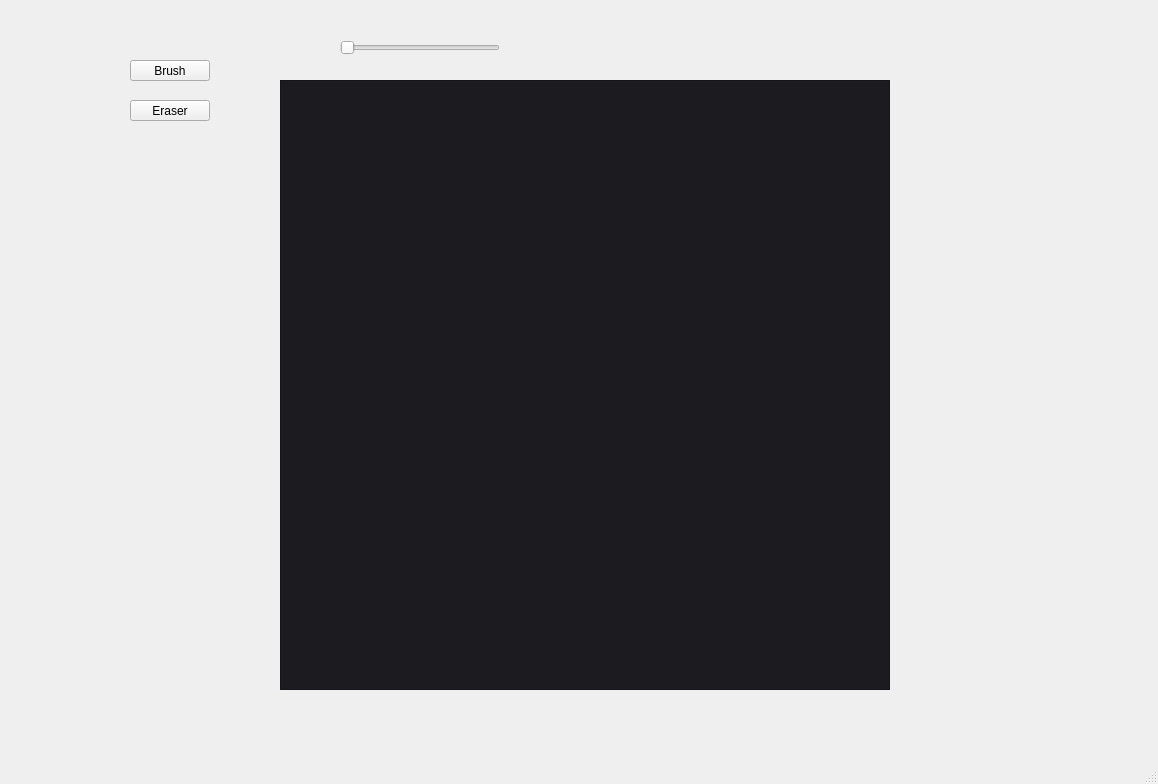
The window that mainwindow.ui (Projekty-Studyjne/Pixel-Painter) describes before a commit, drawn with Qt 5.
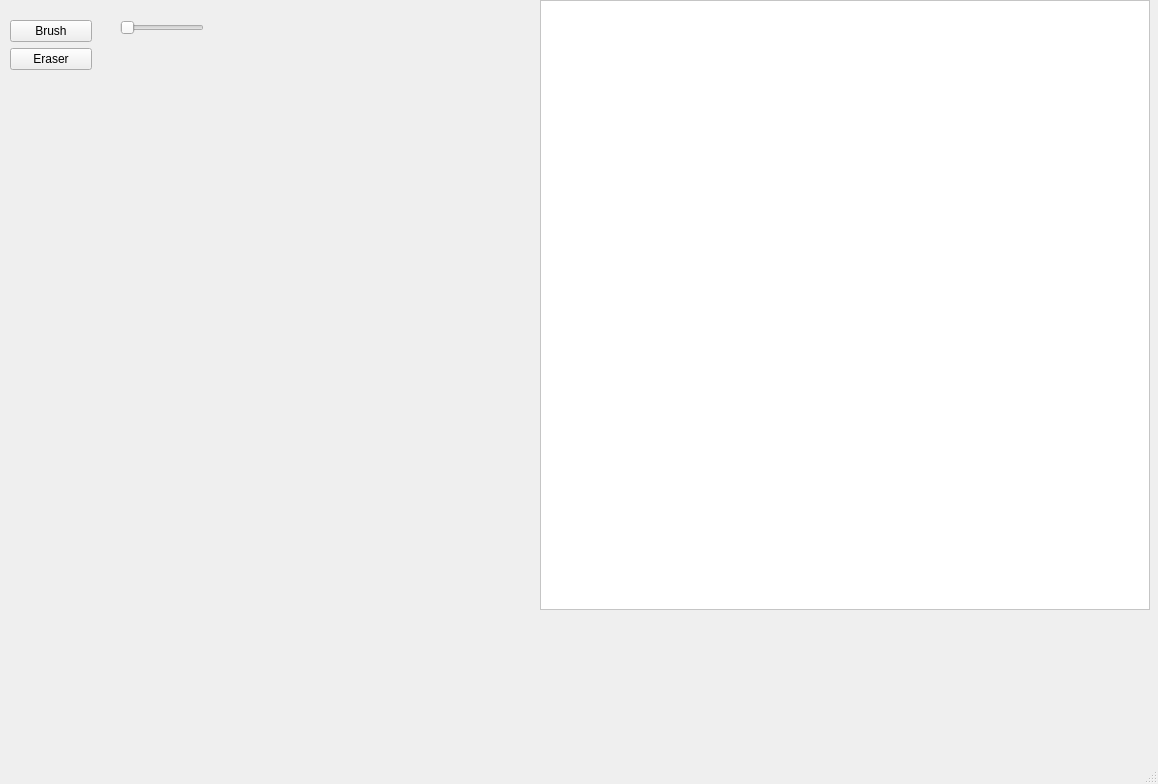
The same window after the commit.

The edit to the form file:
```diff
--- a/mainwindow.ui
+++ b/mainwindow.ui
@@ -14,24 +14,14 @@
    <string>MainWindow</string>
   </property>
   <widget class="QWidget" name="centralwidget">
-   <widget class="QPushButton" name="btnBrush">
-    <property name="geometry">
-     <rect>
-      <x>130</x>
-      <y>60</y>
-      <width>80</width>
-      <height>21</height>
-     </rect>
-    </property>
-    <property name="text">
-     <string>Brush</string>
-    </property>
-   </widget>
    <widget class="QGraphicsView" name="GraphicBoard">
+    <property name="enabled">
+     <bool>true</bool>
+    </property>
     <property name="geometry">
      <rect>
-      <x>280</x>
-      <y>80</y>
+      <x>540</x>
+      <y>0</y>
       <width>610</width>
       <height>610</height>
      </rect>
@@ -48,16 +38,43 @@
       <height>610</height>
      </size>
     </property>
+    <property name="focusPolicy">
+     <enum>Qt::NoFocus</enum>
+    </property>
+    <property name="autoFillBackground">
+     <bool>true</bool>
+    </property>
     <property name="styleSheet">
-     <string notr="true">background-color: #1B1B20;</string>
+     <string notr="true">background-color: rgb(255, 255, 255)</string>
+    </property>
+    <property name="lineWidth">
+     <number>1</number>
+    </property>
+    <property name="backgroundBrush">
+     <brush brushstyle="NoBrush">
+      <color alpha="255">
+       <red>255</red>
+       <green>255</green>
+       <blue>255</blue>
+      </color>
+     </brush>
+    </property>
+    <property name="foregroundBrush">
+     <brush brushstyle="NoBrush">
+      <color alpha="255">
+       <red>255</red>
+       <green>255</green>
+       <blue>255</blue>
+      </color>
+     </brush>
     </property>
    </widget>
    <widget class="QSlider" name="sldCellsNumber">
     <property name="geometry">
      <rect>
-      <x>340</x>
-      <y>40</y>
-      <width>160</width>
+      <x>120</x>
+      <y>20</y>
+      <width>84</width>
       <height>16</height>
      </rect>
     </property>
@@ -71,18 +88,31 @@
      <enum>Qt::Horizontal</enum>
     </property>
    </widget>
-   <widget class="QPushButton" name="btnEraser">
+   <widget class="QWidget" name="">
     <property name="geometry">
      <rect>
-      <x>130</x>
-      <y>100</y>
-      <width>80</width>
-      <height>21</height>
+      <x>10</x>
+      <y>20</y>
+      <width>82</width>
+      <height>50</height>
      </rect>
     </property>
-    <property name="text">
-     <string>Eraser</string>
-    </property>
+    <layout class="QVBoxLayout" name="verticalLayout">
+     <item>
+      <widget class="QPushButton" name="btnBrush">
+       <property name="text">
+        <string>Brush</string>
+       </property>
+      </widget>
+     </item>
+     <item>
+      <widget class="QPushButton" name="btnEraser">
+       <property name="text">
+        <string>Eraser</string>
+       </property>
+      </widget>
+     </item>
+    </layout>
    </widget>
   </widget>
   <widget class="QMenuBar" name="menubar">
```
Left out of the diff: 2 changed lines with no effect on the pictures.
